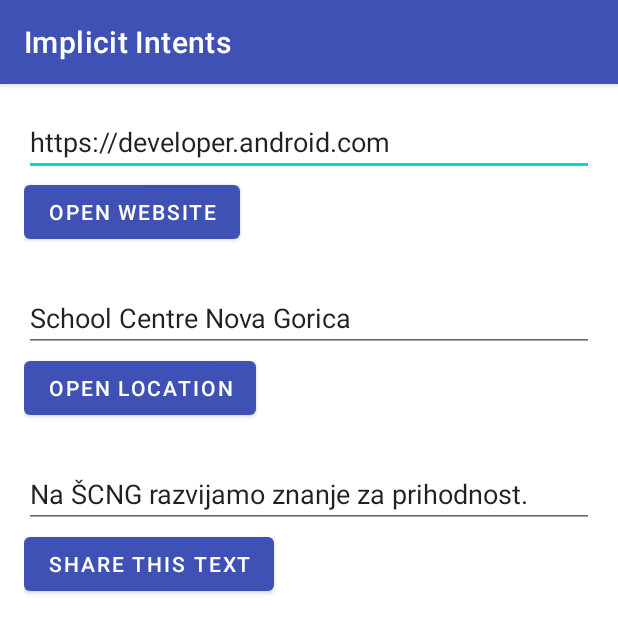
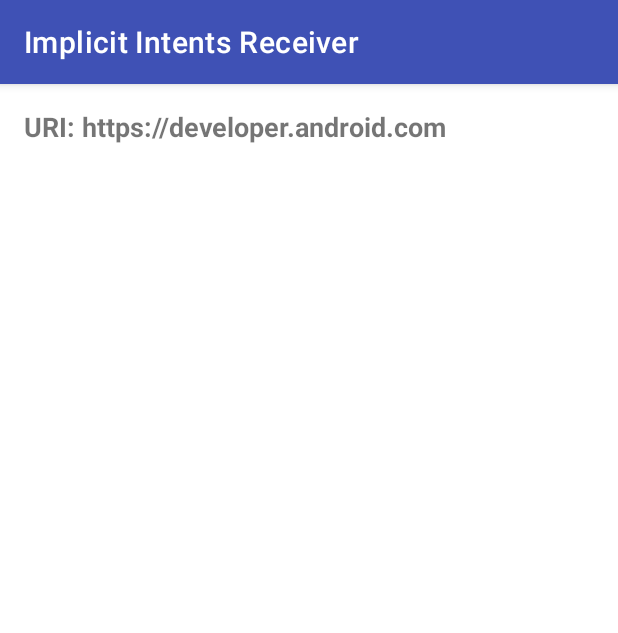
Before and after one commit to paco208/implicitIntents, an Android app: the screen it shows after launch (MainActivity before the commit, ReceiverActivity after it), after a tap on "OPEN WEBSITE", on a phone screen of 412 x 824 dp. Shown: the top 633 px of the screen. Run offline under Robolectric (Android 15) with nearby library versions, the phone set to English and light mode, and no system bars.

Commit message:
Sprejemna aktivnost z intent-filter

```diff
--- a/app/src/main/AndroidManifest.xml
+++ b/app/src/main/AndroidManifest.xml
@@ -38,6 +38,23 @@
                 <category android:name="android.intent.category.LAUNCHER" />
             </intent-filter>
         </activity>
+
+        <!-- Sprejme povezave do developer.android.com (http in https). -->
+        <activity
+            android:name=".ReceiverActivity"
+            android:exported="true"
+            android:label="@string/receiver_title">
+            <intent-filter>
+                <action android:name="android.intent.action.VIEW" />
+
+                <category android:name="android.intent.category.DEFAULT" />
+                <category android:name="android.intent.category.BROWSABLE" />
+
+                <data android:scheme="http" />
+                <data android:scheme="https" />
+                <data android:host="developer.android.com" />
+            </intent-filter>
+        </activity>
     </application>
 
 </manifest>
--- /dev/null
+++ b/app/src/main/java/com/example/implicitintents/ReceiverActivity.java
@@ -0,0 +1,32 @@
+package com.example.implicitintents;
+
+import android.content.Intent;
+import android.net.Uri;
+import android.os.Bundle;
+import android.widget.TextView;
+
+import androidx.activity.EdgeToEdge;
+import androidx.appcompat.app.AppCompatActivity;
+
+/**
+ * Sprejemna aktivnost: v AndroidManifest.xml ima intent-filter za povezave do
+ * developer.android.com, zato se ponudi v izbirniku ob kliku na Open Website.
+ * Prejeti URI prikaže v TextView.
+ */
+public class ReceiverActivity extends AppCompatActivity {
+
+    @Override
+    protected void onCreate(Bundle savedInstanceState) {
+        super.onCreate(savedInstanceState);
+        EdgeToEdge.enable(this);
+        setContentView(R.layout.activity_receiver);
+        InsetsUtil.setupToolbarAndInsets(this);
+
+        Intent intent = getIntent();
+        Uri uri = intent.getData();
+        if (uri != null) {
+            TextView textView = findViewById(R.id.text_uri_message);
+            textView.setText(getString(R.string.uri_label, uri.toString()));
+        }
+    }
+}
--- /dev/null
+++ b/app/src/main/res/layout/activity_receiver.xml
@@ -0,0 +1,29 @@
+<?xml version="1.0" encoding="utf-8"?>
+<LinearLayout xmlns:android="http://schemas.android.com/apk/res/android"
+    xmlns:app="http://schemas.android.com/apk/res-auto"
+    xmlns:tools="http://schemas.android.com/tools"
+    android:id="@+id/main"
+    android:layout_width="match_parent"
+    android:layout_height="match_parent"
+    android:orientation="vertical"
+    tools:context=".ReceiverActivity">
+
+    <com.google.android.material.appbar.MaterialToolbar
+        android:id="@+id/toolbar"
+        android:layout_width="match_parent"
+        android:layout_height="wrap_content"
+        android:background="@color/indigo"
+        android:elevation="4dp"
+        android:minHeight="?attr/actionBarSize"
+        app:titleTextColor="@color/white" />
+
+    <TextView
+        android:id="@+id/text_uri_message"
+        android:layout_width="match_parent"
+        android:layout_height="wrap_content"
+        android:padding="16dp"
+        android:text="@string/no_uri"
+        android:textSize="18sp"
+        android:textStyle="bold" />
+
+</LinearLayout>
--- a/app/src/main/res/values/strings.xml
+++ b/app/src/main/res/values/strings.xml
@@ -13,4 +13,9 @@
 
     <string name="share_chooser_title">Share this text with:</string>
     <string name="no_app_found">Ni aplikacije, ki bi lahko obdelala ta namen.</string>
+
+    <!-- Sprejemna aktivnost -->
+    <string name="receiver_title">Implicit Intents Receiver</string>
+    <string name="no_uri">Ni prejetega URI-ja.</string>
+    <string name="uri_label">URI: %1$s</string>
 </resources>
```
